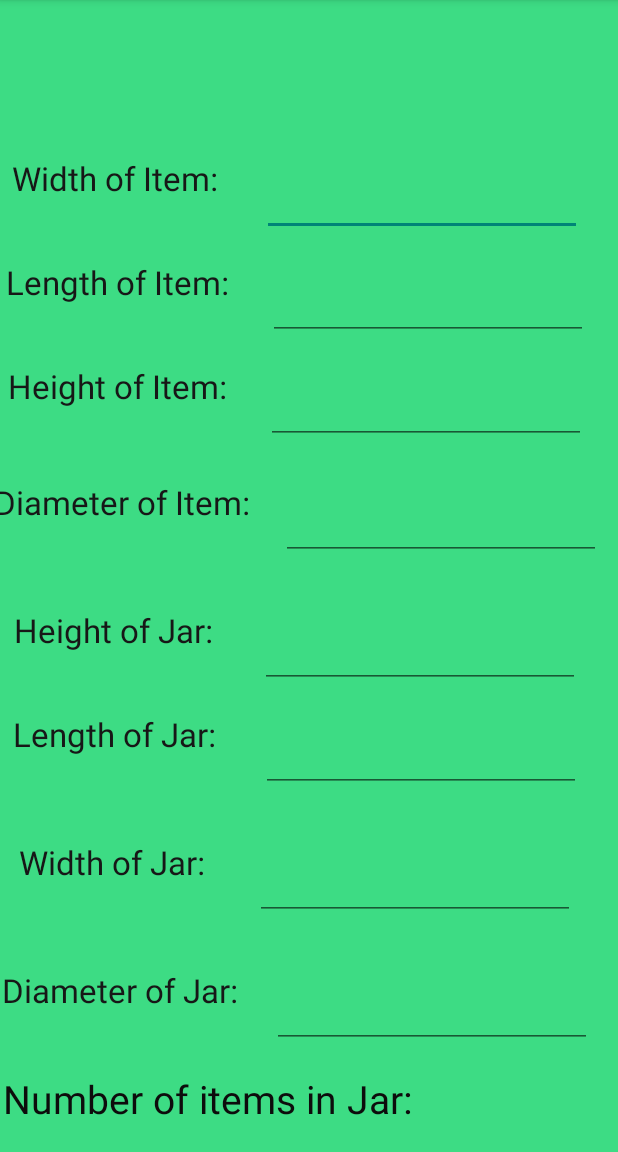
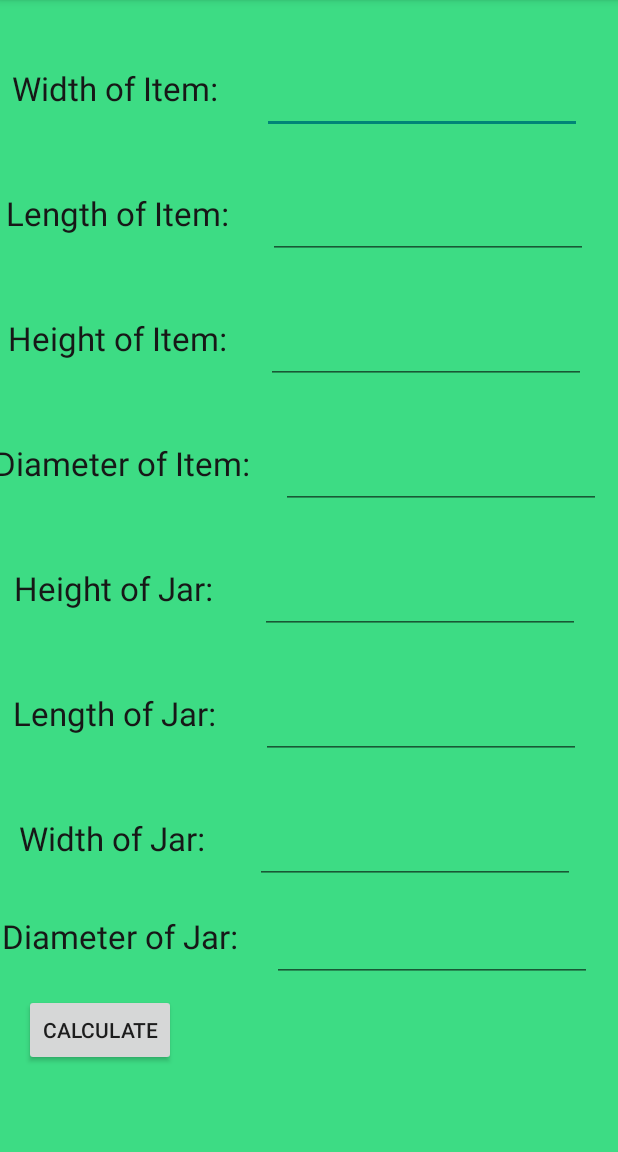
Before and after one commit to shama2025/ItemsInAJar, an Android app built with Jetpack Compose: the SpherePackActivity screen opened directly, with no data from a screen before it, on a phone screen of 412 x 824 dp, the part 84-1236 px from its top. Run offline under Robolectric (Android 15) with nearby library versions, the phone set to English and light mode, and no system bars.

Commit message:
Update SpherePackActivity.kt *Update sphere_pack_activity.xml

```diff
--- a/app/src/main/java/com/mashaffer/myiteminjarestimator/SpherePackActivity.kt
+++ b/app/src/main/java/com/mashaffer/myiteminjarestimator/SpherePackActivity.kt
@@ -136,51 +136,44 @@ class SpherePackActivity: AppCompatActivity() {
                 val height = jarHeightFloat ?: 0f
 
                 // Calculate volume of the jar
-                val volJar = Math.PI * radius * radius * height
+                val volJar = Math.PI * (radius * radius) * height
 
                 // get Volume of individual item
-                val itemVol = getItemVolume(spherePackBundle,itemWidthFloat,itemHeightFloat,itemLengthFloat,itemDiameterFloat)
-                solutionTextView.text = "Number of Items in Jar: ${((volJar.div(itemVol)).times(0.62))}"
+                val itemList = getItemVolume(spherePackBundle,itemWidthFloat,itemHeightFloat,itemLengthFloat,itemDiameterFloat)
+                Log.i(TAG, "Volume of the item $itemList")
+                solutionTextView.text = "${((volJar.times(itemList[1])).div(itemList[0]))}"
             }
             else if(spherePackBundle["rectPrismJar"] == true) {
                 // Solve using the rectangular prism equation
                 val volJar = jarWidthFloat?.times(jarHeightFloat!!)?.times(jarLengthFloat!!)
 
                 // Get volume of individual item
-                val itemVol = getItemVolume(
+                val itemList = getItemVolume(
                     spherePackBundle,
                     itemWidthFloat,
                     itemHeightFloat,
                     itemLengthFloat,
                     itemDiameterFloat
                 )
-
-                solutionTextView.text = "Number of Items in Jar: ${((volJar?.div(itemVol))?.times(0.62))}"
+                Log.i(TAG, "Volume of the item $itemList")
+                solutionTextView.text = "${((volJar?.times(itemList[1]))?.div(itemList[0]))}"
             }
 
         })
     }
 
-    private fun getItemVolume(spherePackBundle: MutableMap<String, Boolean>,itemWidthFloat:Float?,itemHeightFloat: Float?, itemLengthFloat: Float?,itemDiameterFloat: Float? ): Double {
+    private fun getItemVolume(spherePackBundle: MutableMap<String, Boolean>,itemWidthFloat:Float?,itemHeightFloat: Float?, itemLengthFloat: Float?,itemDiameterFloat: Float? ): MutableList<Double> {
         if(spherePackBundle["eggShape"] == true){
-            return 3.5325
+            return mutableListOf(.72,0.8)
         }else if(spherePackBundle["sphereShape"] == true){
-            return 4/3 * Math.PI * ((itemDiameterFloat?.div(2)!!) * (itemDiameterFloat.div(2)))
+            return mutableListOf(4/3 * Math.PI * ((itemDiameterFloat?.div(2)!!) * (itemDiameterFloat.div(2))),0.73)
         }else if(spherePackBundle["cylinderShape"] == true){
-            return Math.PI * itemHeightFloat!! * (itemDiameterFloat?.div(2)!!)
+            return mutableListOf(Math.PI * itemHeightFloat!! * (itemDiameterFloat?.div(2)!!), 0.72)
         }
         else if(spherePackBundle["rectPrismShape"] == true){
-            return (itemHeightFloat!! * itemLengthFloat!! * itemWidthFloat!!).toDouble()
+            return mutableListOf((itemHeightFloat!! * itemLengthFloat!! * itemWidthFloat!!).toDouble(),0.64)
         }
-        return 0.0
+        return mutableListOf(0.0)
     }
-    /**
-     * For egg/jellybean shape use 3.5325
-     * For sphere shape get the diameter
-     * For cylinder shape get diameter and height
-     * For rect prism shape get the l,w,h
-     *
-     * For the 2 jar shapes get the l,w,h (rect prism jar) or the diameter or height (cylinder jar)
-     *
-     */
+
 }
--- a/app/src/main/res/layout/sphere_packing_activity.xml
+++ b/app/src/main/res/layout/sphere_packing_activity.xml
@@ -14,7 +14,7 @@
         android:id="@+id/objWidthLabel"
         android:layout_width="wrap_content"
         android:layout_height="wrap_content"
-        android:layout_marginTop="160dp"
+        android:layout_marginTop="100dp"
         android:text="Width of Item: "
         android:textColor="#171717"
         android:textSize="22sp"
@@ -28,7 +28,6 @@
         android:layout_width="wrap_content"
         android:layout_height="wrap_content"
         android:layout_marginHorizontal="16dp"
-        android:layout_marginTop="8dp"
         android:ems="10"
         android:enabled="true"
         android:inputType="numberSigned"
@@ -41,7 +40,7 @@
         android:id="@+id/objLengthLabel"
         android:layout_width="wrap_content"
         android:layout_height="wrap_content"
-        android:layout_marginTop="16dp"
+        android:layout_marginTop="38dp"
         android:text="Length of Item: "
         android:textColor="#171717"
         android:textSize="22sp"
@@ -54,20 +53,19 @@
         android:id="@+id/objLengthInput"
         android:layout_width="wrap_content"
         android:layout_height="wrap_content"
+        android:layout_marginHorizontal="16dp"
         android:ems="10"
         android:inputType="numberSigned"
         app:layout_constraintEnd_toEndOf="parent"
         app:layout_constraintStart_toEndOf="@+id/objLengthLabel"
-        app:layout_constraintTop_toTopOf="@+id/objLengthLabel"
-        android:layout_marginTop="8dp"
-        android:layout_marginHorizontal="16dp"/>
+        app:layout_constraintTop_toTopOf="@+id/objLengthLabel" />
 
     <!-- Height of Items -->
     <TextView
         android:id="@+id/objHeightLabel"
         android:layout_width="wrap_content"
         android:layout_height="wrap_content"
-        android:layout_marginTop="16dp"
+        android:layout_marginTop="38dp"
         android:text="Height of Item: "
         android:textColor="#171717"
         android:textSize="22sp"
@@ -80,21 +78,19 @@
         android:id="@+id/objHeightInput"
         android:layout_width="wrap_content"
         android:layout_height="wrap_content"
+        android:layout_marginHorizontal="16dp"
         android:ems="10"
         android:inputType="numberSigned"
         app:layout_constraintEnd_toEndOf="parent"
         app:layout_constraintStart_toEndOf="@+id/objHeightLabel"
-        app:layout_constraintTop_toTopOf="@+id/objHeightLabel"
-        android:layout_marginTop="8dp"
-        android:layout_marginHorizontal="16dp"/>
+        app:layout_constraintTop_toTopOf="@+id/objHeightLabel" />
 
     <!-- Diameter of Item -->
-
     <TextView
         android:id="@+id/objDiameterLabel"
         android:layout_width="wrap_content"
         android:layout_height="wrap_content"
-        android:layout_marginTop="24dp"
+        android:layout_marginTop="38dp"
         android:text="Diameter of Item: "
         android:textColor="#171717"
         android:textSize="22sp"
@@ -107,13 +103,12 @@
         android:id="@+id/objDiameterInput"
         android:layout_width="wrap_content"
         android:layout_height="wrap_content"
+        android:layout_marginHorizontal="16dp"
         android:ems="10"
         android:inputType="numberSigned"
         app:layout_constraintEnd_toEndOf="parent"
         app:layout_constraintStart_toEndOf="@+id/objDiameterLabel"
-        app:layout_constraintTop_toTopOf="@+id/objDiameterLabel"
-        android:layout_marginTop="8dp"
-        android:layout_marginHorizontal="16dp"/>
+        app:layout_constraintTop_toTopOf="@+id/objDiameterLabel" />
 
     <!-- New Inputs for Jar Dimensions -->
 
@@ -122,60 +117,57 @@
         android:id="@+id/jarHeightLabel"
         android:layout_width="wrap_content"
         android:layout_height="wrap_content"
+        android:layout_marginTop="38dp"
         android:text="Height of Jar: "
         android:textColor="#171717"
         android:textSize="22sp"
         app:layout_constraintEnd_toStartOf="@+id/jarHeightInput"
+        app:layout_constraintHorizontal_bias="0.2"
         app:layout_constraintStart_toStartOf="parent"
-        app:layout_constraintTop_toBottomOf="@+id/objDiameterInput"
-        app:layout_constraintHorizontal_bias="0.2"
-        android:layout_marginTop="32dp"/>
+        app:layout_constraintTop_toBottomOf="@+id/objDiameterInput" />
 
     <EditText
         android:id="@+id/jarHeightInput"
         android:layout_width="wrap_content"
         android:layout_height="wrap_content"
+        android:layout_marginHorizontal="16dp"
         android:ems="10"
         android:inputType="numberSigned"
         app:layout_constraintEnd_toEndOf="parent"
         app:layout_constraintStart_toEndOf="@+id/jarHeightLabel"
-        app:layout_constraintTop_toTopOf="@+id/jarHeightLabel"
-        android:layout_marginTop="8dp"
-        android:layout_marginHorizontal="16dp"/>
+        app:layout_constraintTop_toTopOf="@+id/jarHeightLabel" />
 
     <!-- Length of Jar -->
     <TextView
         android:id="@+id/jarLengthLabel"
         android:layout_width="wrap_content"
         android:layout_height="wrap_content"
+        android:layout_marginTop="38dp"
         android:text="Length of Jar: "
         android:textColor="#171717"
         android:textSize="22sp"
         app:layout_constraintEnd_toStartOf="@+id/jarLengthInput"
+        app:layout_constraintHorizontal_bias="0.2"
         app:layout_constraintStart_toStartOf="parent"
-        app:layout_constraintTop_toBottomOf="@+id/jarHeightInput"
-        app:layout_constraintHorizontal_bias="0.2"
-        android:layout_marginTop="16dp"/>
+        app:layout_constraintTop_toBottomOf="@+id/jarHeightInput" />
 
     <EditText
         android:id="@+id/jarLengthInput"
         android:layout_width="wrap_content"
         android:layout_height="wrap_content"
+        android:layout_marginHorizontal="16dp"
         android:ems="10"
         android:inputType="numberSigned"
         app:layout_constraintEnd_toEndOf="parent"
         app:layout_constraintStart_toEndOf="@+id/jarLengthLabel"
-        app:layout_constraintTop_toTopOf="@+id/jarLengthLabel"
-        android:layout_marginTop="8dp"
-        android:layout_marginHorizontal="16dp"/>
+        app:layout_constraintTop_toTopOf="@+id/jarLengthLabel" />
 
     <!-- Width of Jar -->
-
     <TextView
         android:id="@+id/jarWidthLabel"
         android:layout_width="wrap_content"
         android:layout_height="wrap_content"
-        android:layout_marginTop="32dp"
+        android:layout_marginTop="38dp"
         android:text="Width of Jar: "
         android:textColor="#171717"
         android:textSize="22sp"
@@ -188,13 +180,12 @@
         android:id="@+id/jarWidthInput"
         android:layout_width="wrap_content"
         android:layout_height="wrap_content"
+        android:layout_marginHorizontal="16dp"
         android:ems="10"
         android:inputType="numberSigned"
         app:layout_constraintEnd_toEndOf="parent"
         app:layout_constraintStart_toEndOf="@+id/jarWidthLabel"
-        app:layout_constraintTop_toTopOf="@+id/jarWidthLabel"
-        android:layout_marginTop="8dp"
-        android:layout_marginHorizontal="16dp"/>
+        app:layout_constraintTop_toTopOf="@+id/jarWidthLabel" />
 
     <!-- Diameter of Jar -->
 
@@ -202,7 +193,7 @@
         android:id="@+id/jarDiameterLabel"
         android:layout_width="wrap_content"
         android:layout_height="wrap_content"
-        android:layout_marginTop="32dp"
+        android:layout_marginTop="20dp"
         android:text="Diameter of Jar: "
         android:textColor="#171717"
         android:textSize="22sp"
@@ -215,13 +206,12 @@
         android:id="@+id/jarDiameterInput"
         android:layout_width="wrap_content"
         android:layout_height="wrap_content"
+        android:layout_marginHorizontal="16dp"
         android:ems="10"
         android:inputType="numberSigned"
         app:layout_constraintEnd_toEndOf="parent"
         app:layout_constraintStart_toEndOf="@+id/jarDiameterLabel"
-        app:layout_constraintTop_toTopOf="@+id/jarDiameterLabel"
-        android:layout_marginTop="8dp"
-        android:layout_marginHorizontal="16dp"/>
+        app:layout_constraintTop_toTopOf="@+id/jarDiameterLabel" />
 
     <!-- Calculate Button at the Bottom -->
 
@@ -229,27 +219,23 @@
         android:id="@+id/calcBtn"
         android:layout_width="wrap_content"
         android:layout_height="wrap_content"
-        android:layout_marginTop="20dp"
+        android:layout_marginTop="8dp"
         android:text="Calculate"
-        app:layout_constraintBottom_toTopOf="@+id/solutionTextView"
         app:layout_constraintEnd_toEndOf="parent"
-        app:layout_constraintHorizontal_bias="0.032"
+        app:layout_constraintHorizontal_bias="0.051"
         app:layout_constraintStart_toStartOf="parent"
-        app:layout_constraintTop_toBottomOf="@+id/jarDiameterInput"
-        app:layout_constraintVertical_bias="1.0" />
+        app:layout_constraintTop_toBottomOf="@+id/jarDiameterInput" />
 
     <TextView
         android:id="@+id/solutionTextView"
         android:layout_width="340dp"
         android:layout_height="47dp"
-        android:text="Number of items in Jar: "
+        android:layout_marginTop="16dp"
         android:textColor="#0D0C0C"
         android:textSize="26sp"
-        app:layout_constraintBottom_toBottomOf="parent"
         app:layout_constraintEnd_toEndOf="parent"
-        app:layout_constraintHorizontal_bias="0.028"
+        app:layout_constraintHorizontal_bias="0.084"
         app:layout_constraintStart_toStartOf="parent"
-        app:layout_constraintTop_toTopOf="parent"
-        app:layout_constraintVertical_bias="0.992" />
+        app:layout_constraintTop_toBottomOf="@+id/calcBtn" />
 
 </androidx.constraintlayout.widget.ConstraintLayout>
```
